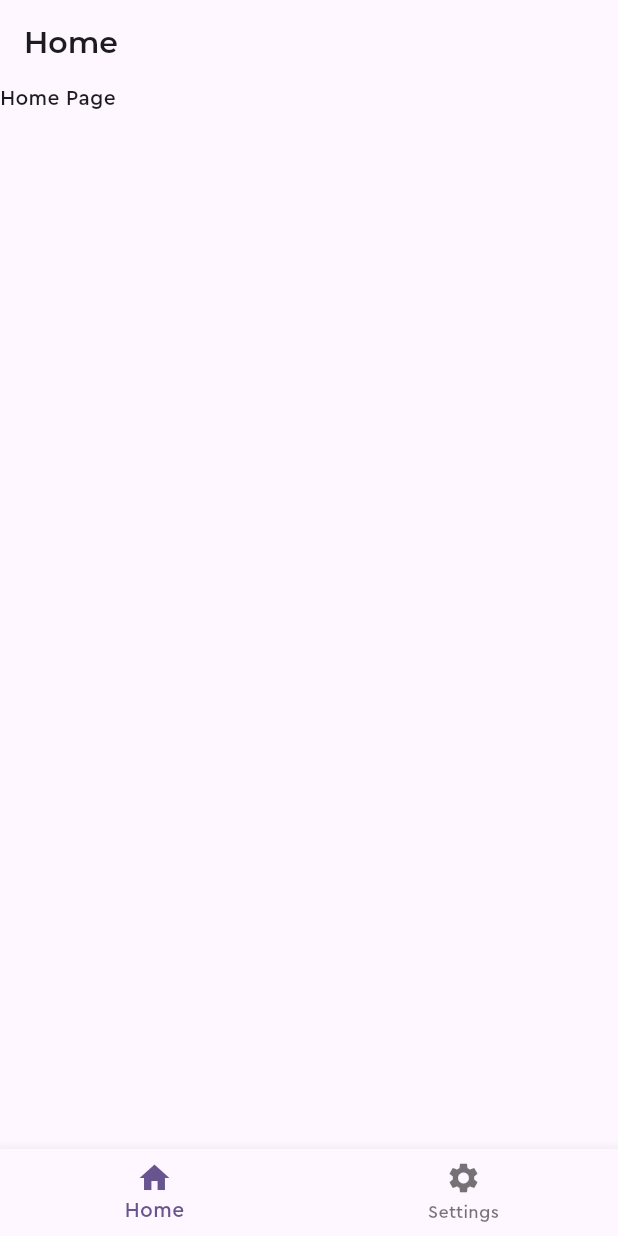
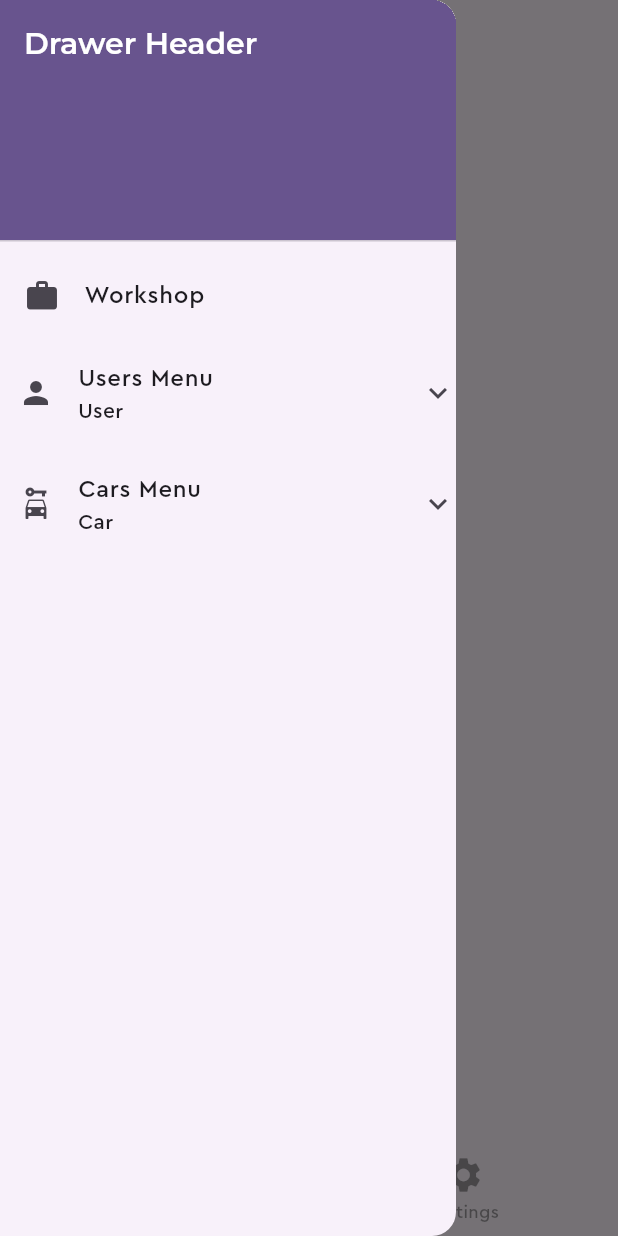
Before and after one commit to Rizz404/car_paint_client, a Flutter app: the HomePage screen opened directly, with the side drawer open (before the commit the screen has no drawer), on a phone screen of 412 x 824 dp. Run offline on Flutter 3.47's test engine with Material 3 defaults, Android fonts, the phone set to English and light mode, and no system bars; our stand-ins replace flutter_bloc, get_it, google_fonts, logger, shared_preferences; accounts and stored records are empty.

Commit message:
feat: drawer just for setup all functionality (will be deleted or used for admin), setup few cars functionality

```diff
--- a/lib/features/auth/pages/login_page.dart
+++ b/lib/features/auth/pages/login_page.dart
@@ -93,6 +93,7 @@ class _LoginPageState extends State<LoginPage> {
                     Form(
                       key: formKey,
                       child: Column(
+                        spacing: 16,
                         children: [
                           MainTextField(
                             controller: emailController,
@@ -101,7 +102,6 @@ class _LoginPageState extends State<LoginPage> {
                             validator: EmailValidator.validate,
                             isEnabled: state is! BaseLoadingState,
                           ),
-                          const SizedBox(height: 16),
                           MainTextField(
                             controller: passwordController,
                             hintText: "Password",
@@ -121,7 +121,6 @@ class _LoginPageState extends State<LoginPage> {
                             obscureText: !obscurePassword,
                             isEnabled: state is! BaseLoadingState,
                           ),
-                          const SizedBox(height: 16),
                           MainElevatedButton(
                             onPressed: signIn,
                             text: "Sign In",
--- /dev/null
+++ b/lib/features/home/home_constants.dart
@@ -0,0 +1,20 @@
+import 'package:paint_car/features/car/pages/car_brands/car_brands_page.dart';
+import 'package:paint_car/features/car/pages/car_models/car_models_page.dart';
+import 'package:paint_car/features/car/pages/cars_page.dart';
+import 'package:paint_car/features/car/pages/car_services/cars_services_page.dart';
+import 'package:paint_car/features/users/pages/profile_page.dart';
+import 'package:paint_car/features/users/pages/users_page.dart';
+
+class HomeConstants {
+  static const List<Map<String, dynamic>> carItems = const [
+    {'name': 'Cars', 'route': CarsPage.route},
+    {'name': 'Car Brands', 'route': CarBrandsPage.route},
+    {'name': 'Car Models', 'route': CarModelsPage.route},
+    {'name': 'Car Services', 'route': CarsServicesPage.route},
+  ];
+
+  static const List<Map<String, dynamic>> userItems = const [
+    {'name': 'Users', 'route': UsersPage.route},
+    {'name': 'Profile', 'route': ProfilePage.route},
+  ];
+}
--- a/lib/features/home/pages/home_page.dart
+++ b/lib/features/home/pages/home_page.dart
@@ -1,7 +1,7 @@
 import 'package:flutter/material.dart';
 import 'package:paint_car/features/home/pages/settings_page.dart';
 import 'package:paint_car/features/home/widgets/bottom_nav_bar.dart';
-import 'package:paint_car/ui/common/extent.dart';
+import 'package:paint_car/features/home/widgets/left_drawer.dart';
 import 'package:paint_car/ui/shared/main_app_bar.dart';
 import 'package:paint_car/ui/shared/main_text.dart';
 
@@ -56,6 +56,7 @@ class _HomePageState extends State<HomePage> {
         selectedIndex: _selectedIndex,
         onItemTapped: _onItemTapped,
       ),
+      drawer: LeftDrawer(),
       body: [
         _buildHomePage(),
         const SettingsPage(),
--- a/lib/features/home/widgets/bottom_nav_bar.dart
+++ b/lib/features/home/widgets/bottom_nav_bar.dart
@@ -14,7 +14,11 @@ class BottomNavBar extends StatelessWidget {
   Widget build(BuildContext context) {
     return BottomNavigationBar(
       currentIndex: selectedIndex,
+      iconSize: 28,
+      elevation: 0.0,
       onTap: onItemTapped,
+      selectedItemColor: Theme.of(context).colorScheme.primary,
+      unselectedItemColor: Theme.of(context).disabledColor,
       items: const [
         BottomNavigationBarItem(
           icon: Icon(Icons.home),
--- /dev/null
+++ b/lib/features/home/widgets/left_drawer.dart
@@ -0,0 +1,55 @@
+import 'package:flutter/material.dart';
+import 'package:paint_car/features/home/home_constants.dart';
+
+import 'package:paint_car/features/home/widgets/main_dropdown.dart';
+import 'package:paint_car/ui/common/dropdown_state.dart';
+import 'package:paint_car/ui/common/extent.dart';
+import 'package:paint_car/ui/shared/main_text.dart';
+
+class LeftDrawer extends StatelessWidget {
+  LeftDrawer({super.key});
+
+  @override
+  Widget build(BuildContext context) {
+    return Drawer(
+      child: ListView(
+        padding: EdgeInsets.zero,
+        children: <Widget>[
+          DrawerHeader(
+            decoration: BoxDecoration(
+              color: Theme.of(context).colorScheme.primary,
+            ),
+            child: MainText(
+              text: 'Drawer Header',
+              extent: const Large(),
+              color: Theme.of(context).colorScheme.onPrimary,
+            ),
+          ),
+          ListTile(
+            leading: const Icon(Icons.work),
+            title: const Text('Workshop'),
+            onTap: () {
+              Navigator.pop(context);
+            },
+          ),
+          MainDropdown(
+            state: DropdownState(
+              title: 'Users Menu',
+              items: HomeConstants.userItems,
+              subtitle: 'User',
+              leadingIcon: Icons.person,
+            ),
+          ),
+          MainDropdown(
+            state: DropdownState(
+              title: 'Cars Menu',
+              items: HomeConstants.carItems,
+              subtitle: 'Car',
+              leadingIcon: Icons.car_rental,
+            ),
+          ),
+        ],
+      ),
+    );
+  }
+}
--- /dev/null
+++ b/lib/features/home/widgets/main_dropdown.dart
@@ -0,0 +1,30 @@
+import 'package:flutter/material.dart';
+import 'package:paint_car/ui/common/dropdown_state.dart';
+
+class MainDropdown extends StatelessWidget {
+  final DropdownState state;
+
+  const MainDropdown({super.key, required this.state});
+
+  @override
+  Widget build(BuildContext context) {
+    return ExpansionTile(
+      tilePadding: const EdgeInsets.only(left: 12),
+      leading: Icon(state.leadingIcon),
+      subtitle: Text(state.subtitle),
+      childrenPadding: const EdgeInsets.only(left: 32),
+      title: Text(state.title),
+      shape: RoundedRectangleBorder(
+        borderRadius: BorderRadius.circular(10),
+      ),
+      children: state.items.map((subItem) {
+        return ListTile(
+          title: Text(subItem['name']),
+          onTap: () {
+            Navigator.push(context, subItem['route']());
+          },
+        );
+      }).toList(),
+    );
+  }
+}
--- /dev/null
+++ b/lib/ui/common/dropdown_state.dart
@@ -0,0 +1,15 @@
+import 'package:flutter/material.dart';
+
+class DropdownState {
+  final String title;
+  final List<Map<String, dynamic>> items;
+  final String subtitle;
+  final IconData leadingIcon;
+
+  DropdownState({
+    required this.title,
+    required this.items,
+    required this.subtitle,
+    required this.leadingIcon,
+  });
+}
```
Also changed, not shown: lib/dependencies/sl.dart (+17 -5 lines), lib/features/car/cubit/car_brands_cubit.dart (added, +10 -0 lines), lib/features/car/pages/car_brands/car_brands_page.dart (added, +29 -0 lines), lib/features/car/pages/car_brands/upsert_car_brands.dart (added, +96 -0 lines), lib/features/car/pages/car_models/car_models_page.dart (added, +29 -0 lines), lib/features/car/pages/car_models/upsert_car_models.dart (added, +98 -0 lines), lib/features/car/pages/car_services/cars_services_page.dart (added, +22 -0 lines), lib/features/car/pages/cars_page.dart (added, +22 -0 lines), lib/features/users/pages/profile_page.dart (added, +22 -0 lines), lib/features/users/pages/users_page.dart (added, +22 -0 lines), lib/main.dart (+8 -1 lines).
